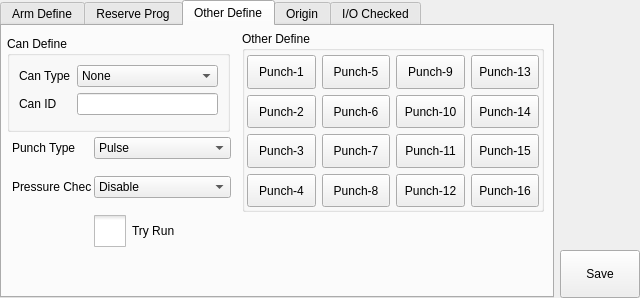
Above: hcsettings/icstructdefineframe.ui from GaussCheng/2-5AxisPunch before the change. Below: the same form after it.
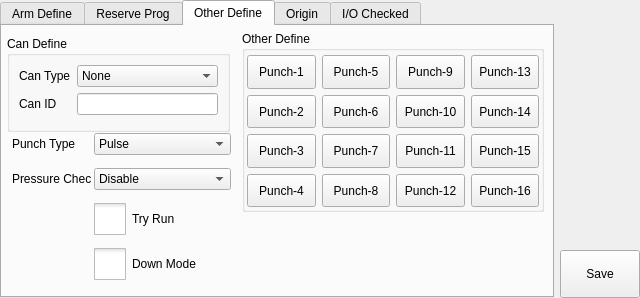
That is the form after the change. The open tabs and pages were chosen to show the change. Icons and pictures are not drawn. Custom widgets are drawn as their Qt base class.

Diff of the .ui file:
```diff
--- a/hcsettings/icstructdefineframe.ui
+++ b/hcsettings/icstructdefineframe.ui
@@ -1073,7 +1073,7 @@
          <x>10</x>
          <y>100</y>
          <width>219</width>
-         <height>135</height>
+         <height>161</height>
         </rect>
        </property>
        <layout class="QGridLayout" name="gridLayout_6">
@@ -1191,6 +1191,41 @@
           </item>
          </widget>
         </item>
+        <item row="4" column="1">
+         <widget class="QCheckBox" name="downModeBox">
+          <property name="focusPolicy">
+           <enum>Qt::NoFocus</enum>
+          </property>
+          <property name="styleSheet">
+           <string notr="true">::indicator {
+     width: 32px;
+     height: 32px;
+ }
+
+::indicator:unchecked 
+{
+     image: url(:/resource/check_unchecked.png);
+ }
+::indicator:checked 
+{
+     image: url(:/resource/check_checked.png);
+ }
+
+::indicator:checked:disabled
+{
+ image: url(:/resource/check_checked_disable.png);
+}
+
+::indicator:unchecked:disabled
+{
+ image: url(:/resource/check_unchecked_disable.png);
+}</string>
+          </property>
+          <property name="text">
+           <string>Down Mode</string>
+          </property>
+         </widget>
+        </item>
        </layout>
       </widget>
      </widget>
```
Left out of the diff: 38 changed lines with no effect on the pictures.
